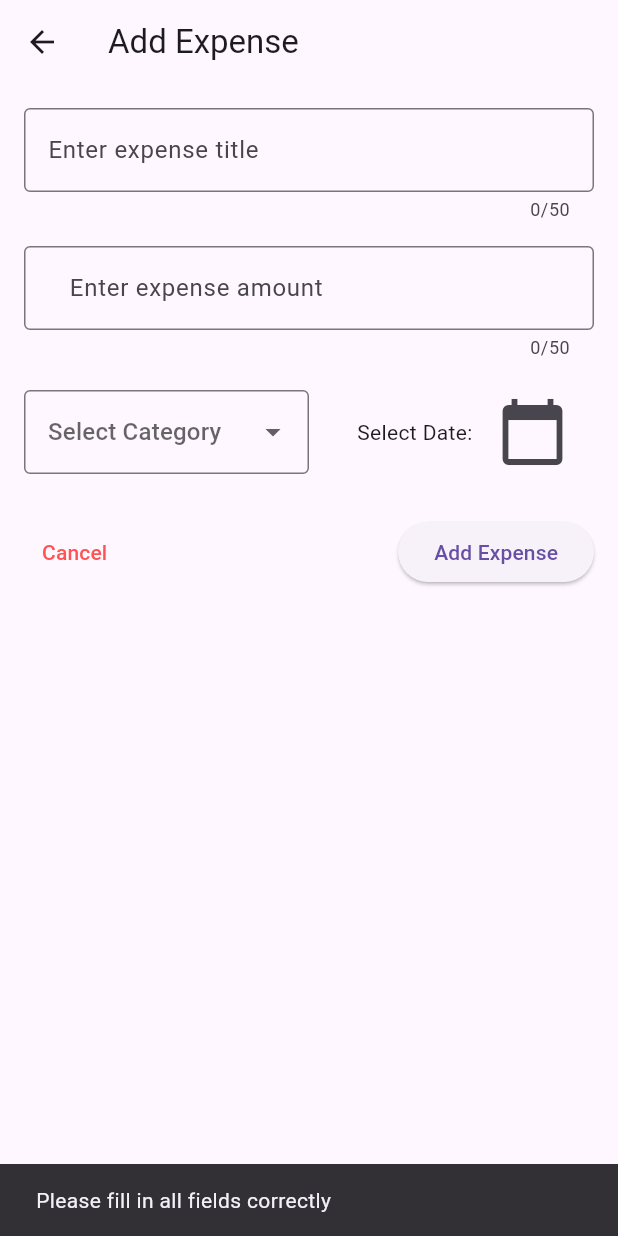
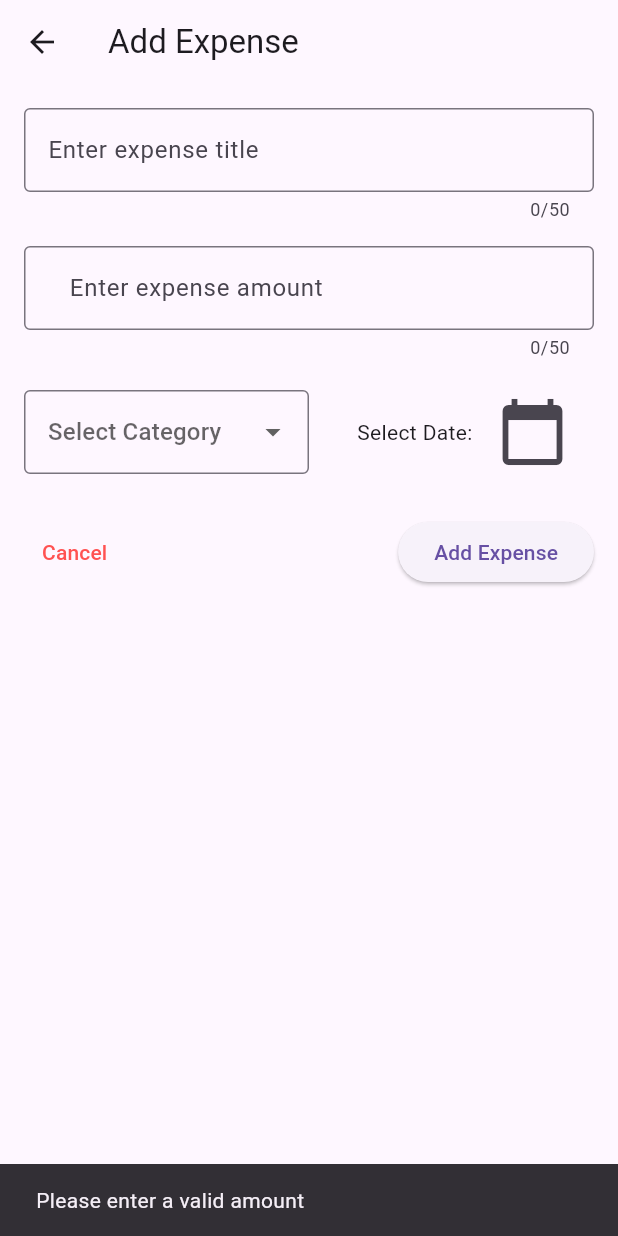
Before and after one commit to Anshuman-Raj/spending-tracker, a Flutter app: the AddExpense screen opened directly with empty values, after a tap on "Add Expense", on a phone screen of 412 x 824 dp. Run offline on Flutter 3.47's test engine with Material 3 defaults, Android fonts, the light colour scheme and no system bars; our stand-ins replace hive_ce, hive_ce_flutter; accounts and stored records are empty.

Commit message:
add: better error message

```diff
--- a/lib/widgets/add_expense.dart
+++ b/lib/widgets/add_expense.dart
@@ -29,16 +29,34 @@ class _AddExpenseState extends State<AddExpense> {
 
   void _submitExpense() {
     final title = _titleController.text.trim();
-    final amount = double.tryParse(_amountController.text.trim());
+    final amount = double.tryParse(_amountController.text.trim().replaceAll(RegExp(r','), ''));
     final category = _selectedCategory;
     final date = _selectedDate;
-
-    if (title.isEmpty || amount == null || amount <= 0 || category == null) {
+  // Validate the input fields
+    if (amount == null || amount <= 0) {
+      ScaffoldMessenger.of(context).showSnackBar(
+        const SnackBar(content: Text('Please enter a valid amount')),
+      );
+      return;
+    }
+    else if (title.isEmpty ) {
       ScaffoldMessenger.of(context).showSnackBar(
         const SnackBar(content: Text('Please fill in all fields correctly')),
       );
       return;
     }
+    else if(category == null) {
+      ScaffoldMessenger.of(context).showSnackBar(
+        const SnackBar(content: Text('Please select a category')),
+        );
+        return;
+        }
+    else if(date == null) {
+      ScaffoldMessenger.of(context).showSnackBar(
+        const SnackBar(content: Text('Please select a date')),
+        );
+        return;
+        }
 
     final expense = Expense(
       title: title,
```
